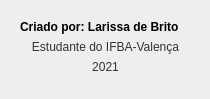
Qt form telas/telaSobre.ui (laribrito/primeiraInterface) before a commit.
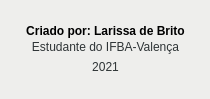
The same form after that commit.

Commit message:
Corrige interface
Alguns elementos estavam ficando cortados, então foi aumentado o
tamanho de alguns labels.

The edit to the form file:
```diff
--- a/telas/telaSobre.ui
+++ b/telas/telaSobre.ui
@@ -23,9 +23,9 @@
    <widget class="QLabel" name="label">
     <property name="geometry">
      <rect>
-      <x>20</x>
+      <x>0</x>
       <y>20</y>
-      <width>171</width>
+      <width>211</width>
       <height>21</height>
      </rect>
     </property>
@@ -48,7 +48,7 @@
      <string>Criado por: Larissa de Brito</string>
     </property>
     <property name="alignment">
-     <set>Qt::AlignLeading|Qt::AlignLeft|Qt::AlignTop</set>
+     <set>Qt::AlignCenter</set>
     </property>
     <property name="wordWrap">
      <bool>false</bool>
```
The commit also changes 2 other files.
